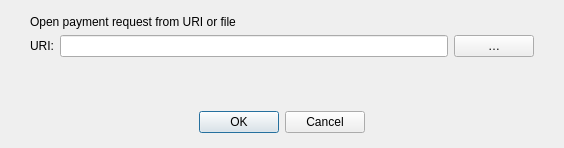
This is src/qt/forms/openuridialog.ui in Runebase/runebase as Qt 5 draws it before an edit. The edited form follows.
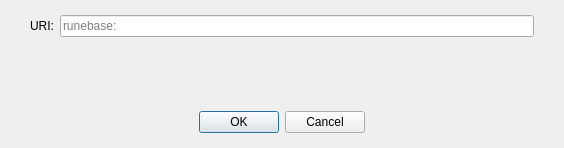
This is the edited form. Custom widgets are drawn as their Qt base class.

Diff of the .ui file:
```diff
--- a/src/qt/forms/openuridialog.ui
+++ b/src/qt/forms/openuridialog.ui
@@ -26,23 +26,6 @@
    <property name="bottomMargin">
     <number>0</number>
    </property>
-   <item>
-    <layout class="QHBoxLayout" name="horizontalLayout_3">
-     <property name="leftMargin">
-      <number>30</number>
-     </property>
-     <property name="rightMargin">
-      <number>30</number>
-     </property>
-     <item>
-      <widget class="QLabel" name="label_2">
-       <property name="text">
-        <string>Open payment request from URI or file</string>
-       </property>
-      </widget>
-     </item>
-    </layout>
-   </item>
    <item>
     <layout class="QHBoxLayout" name="horizontalLayout">
      <property name="leftMargin">
@@ -59,18 +42,9 @@
       </widget>
      </item>
      <item>
-      <widget class="QValidatedLineEdit" name="uriEdit"/>
-     </item>
-     <item>
-      <widget class="QPushButton" name="selectFileButton">
-       <property name="toolTip">
-        <string>Select payment request file</string>
-       </property>
-       <property name="text">
-        <string notr="true">…</string>
-       </property>
-       <property name="autoDefault">
-        <bool>false</bool>
+      <widget class="QValidatedLineEdit" name="uriEdit">
+       <property name="placeholderText">
+        <string notr="true">runebase:</string>
        </property>
       </widget>
      </item>
```
Left out of the diff: 2 changed lines with no effect on the pictures.
